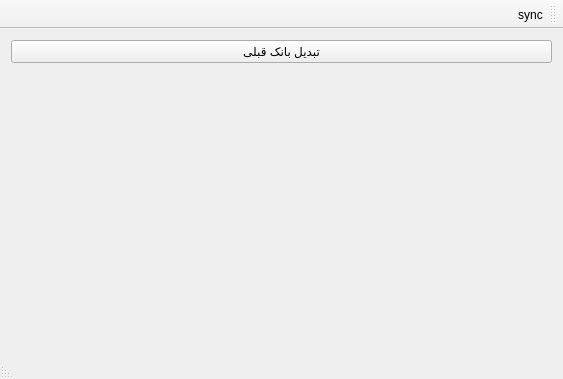
First picture: the form in Client/reghaabat/mainwindow.ui, repository nournia/ketabkhaane, before the edit.
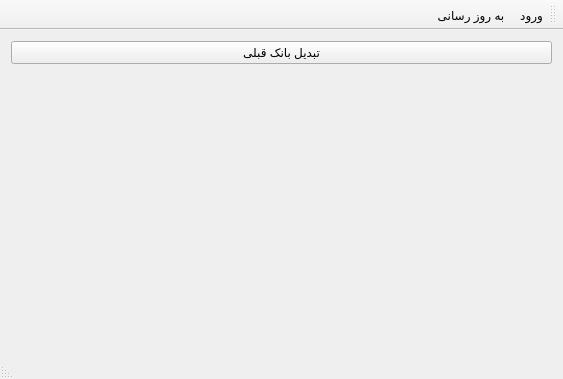
Second picture: the form after the edit.

Commit message: added login dialog

```diff
--- a/Client/reghaabat/mainwindow.ui
+++ b/Client/reghaabat/mainwindow.ui
@@ -55,19 +55,25 @@
     <enum>TopToolBarArea</enum>
    </attribute>
    <attribute name="toolBarBreak">
-    <bool>true</bool>
+    <bool>false</bool>
    </attribute>
+   <addaction name="actionLogin"/>
    <addaction name="actionSync"/>
   </widget>
   <widget class="QStatusBar" name="statusBar"/>
   <action name="actionSync">
    <property name="text">
-    <string>sync</string>
+    <string>به روز رسانی</string>
    </property>
    <property name="shortcut">
     <string>Ctrl+S</string>
    </property>
   </action>
+  <action name="actionLogin">
+   <property name="text">
+    <string>ورود</string>
+   </property>
+  </action>
  </widget>
  <layoutdefault spacing="6" margin="11"/>
  <resources/>
```
Left out of the diff: 3 changed lines with no effect on the pictures. The commit also changes 6 other files.
